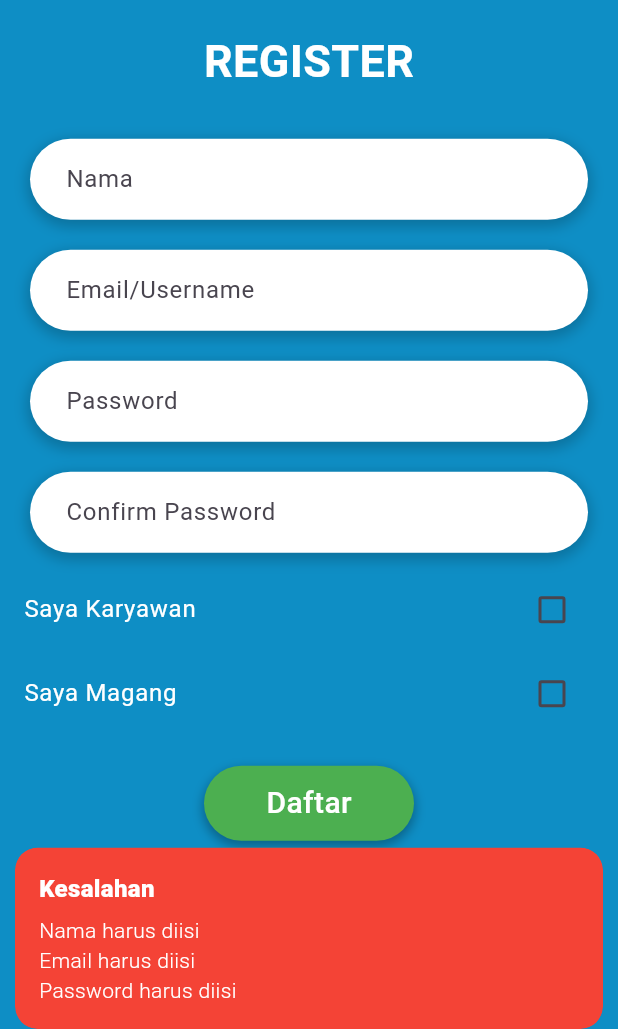
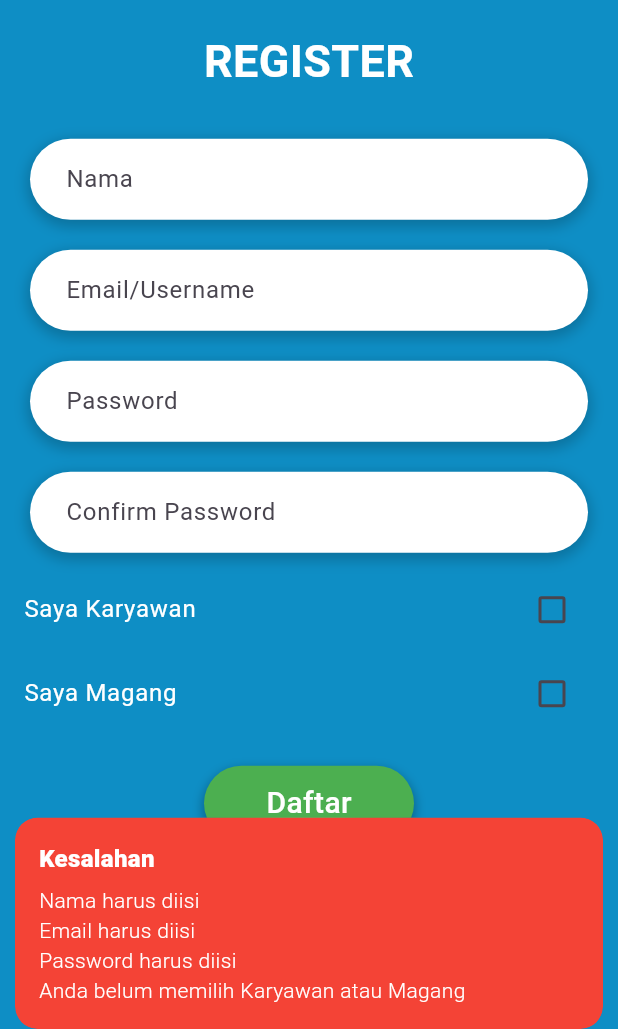
Before and after one commit to fadhlyarmi1987/absensimagang, a Flutter app: the RegisterPage screen opened by its route, after a tap on "Daftar", on a phone screen of 412 x 824 dp, the part 207-1236 px from its top. Run offline on Flutter 3.47's test engine with Material 3 defaults, Android fonts, the light colour scheme and no system bars; our stand-ins replace dio, get, get_storage, google_fonts, google_maps_flutter, persistent_bottom_nav_bar; accounts and stored records are empty.

Commit message:
feat: review code logic handle auth

```diff
--- a/lib/views/auth/auth.controller.dart
+++ b/lib/views/auth/auth.controller.dart
@@ -187,4 +187,114 @@ class AuthController extends GetxController {
       );
     }
   }
+
+  // -- review code -- //
+  //check login
+  bool checkLogin() {
+    List<String> errors = [];
+
+    if (controllerEmail.text.isEmpty) {
+      errors.add('Email harus diisi');
+    } else if (!controllerEmail.text.contains('@')) {
+      errors.add('Email harus mengandung simbol @');
+    }
+
+    if (controllerPassword.text.isEmpty) {
+      errors.add('Password harus diisi');
+    } else if (controllerPassword.text.length < 8) {
+      errors.add('Password harus lebih dari 8 karakter');
+    }
+
+    if (errors.isNotEmpty) {
+      showSnackbar('Kesalahan', errors.join('\n'), Colors.red, Colors.white, const Duration(seconds: 2), SnackPosition.BOTTOM);
+      return false;
+    }
+    return true;
+  }
+
+  //request login Rest-API
+  Future<void> loginApi() async {
+    if (!checkLogin()) return;
+    bool result = await _authService.login({
+      "username": controllerEmail.text,
+      "password": controllerPassword.text,
+    });
+
+    if (result) {
+      //_storage.login();
+      showSnackbar('Login Berhasil', 'Selamat datang!', Colors.green, Colors.white, const Duration(seconds: 2), SnackPosition.BOTTOM);
+      Get.offAllNamed(Routes.dahsboard);
+    }
+  }
+
+  //check register
+  bool checkRegister() {
+    List<String> errors = [];
+
+    if (controllerNama.text.isEmpty) {
+      errors.add('Nama harus diisi');
+    }
+
+    if (controllerEmail.text.isEmpty) {
+      errors.add('Email harus diisi');
+    } else if (!controllerEmail.text.contains('@')) {
+      errors.add('Email harus mengandung simbol @');
+    }
+
+    if (controllerPassword.text.isEmpty) {
+      errors.add('Password harus diisi');
+    } else if (controllerPassword.text.length < 8) {
+      errors.add('Password harus lebih dari 8 karakter');
+    }
+
+    if (controllerPassword.text != controllerCPassword.text) {
+      errors.add('Password dan konfirmasi password tidak cocok');
+    }
+
+    if (isKaryawan.isFalse || isMagang.isFalse) {
+      errors.add('Anda belum memilih Karyawan atau Magang');
+    }
+
+    if (errors.isNotEmpty) {
+      showSnackbar('Kesalahan', errors.join('\n'), Colors.red, Colors.white, const Duration(seconds: 2), SnackPosition.BOTTOM);
+      return false;
+    }
+    return true;
+  }
+
+  //request register Rest-API
+  Future<void> registerApi() async {
+    if (!checkRegister()) return;
+    bool result = await _authService.register({
+      "name": controllerNama.text,
+      "email": controllerEmail.text,
+      "password": controllerPassword.text,
+      "password_confirmation": controllerCPassword.text,
+      "user_type": isKaryawan.value ? 'Karyawan' : 'Magang',
+    });
+
+    if (result) {
+      showSnackbar('Registrasi Berhasil', 'Akun berhasil dibuat. Silakan login!', Colors.green, Colors.white, const Duration(seconds: 2), SnackPosition.BOTTOM);
+      Get.offAllNamed(Routes.init);
+    }
+  }
+
+  // function show snackbar
+  void showSnackbar(
+    String title,
+    String message,
+    Color colorBackground,
+    Color textColor,
+    Duration duration,
+    SnackPosition position,
+  ) {
+    Get.snackbar(
+      title,
+      message,
+      backgroundColor: colorBackground,
+      colorText: textColor,
+      duration: duration,
+      snackPosition: position,
+    );
+  }
 }
```
